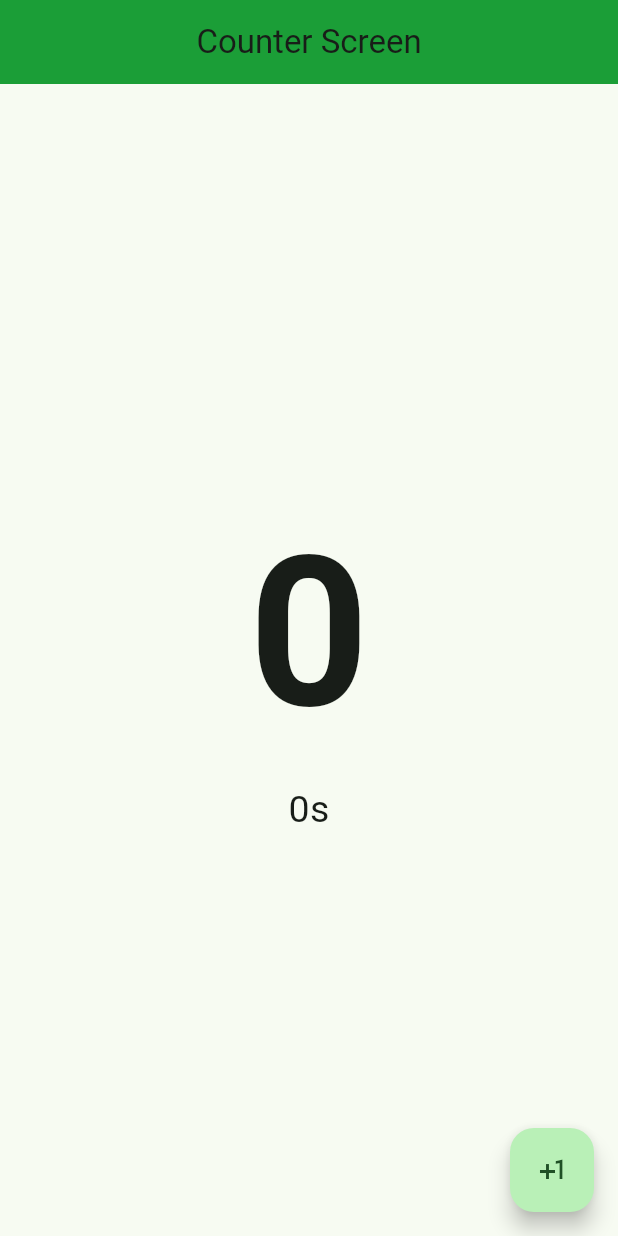
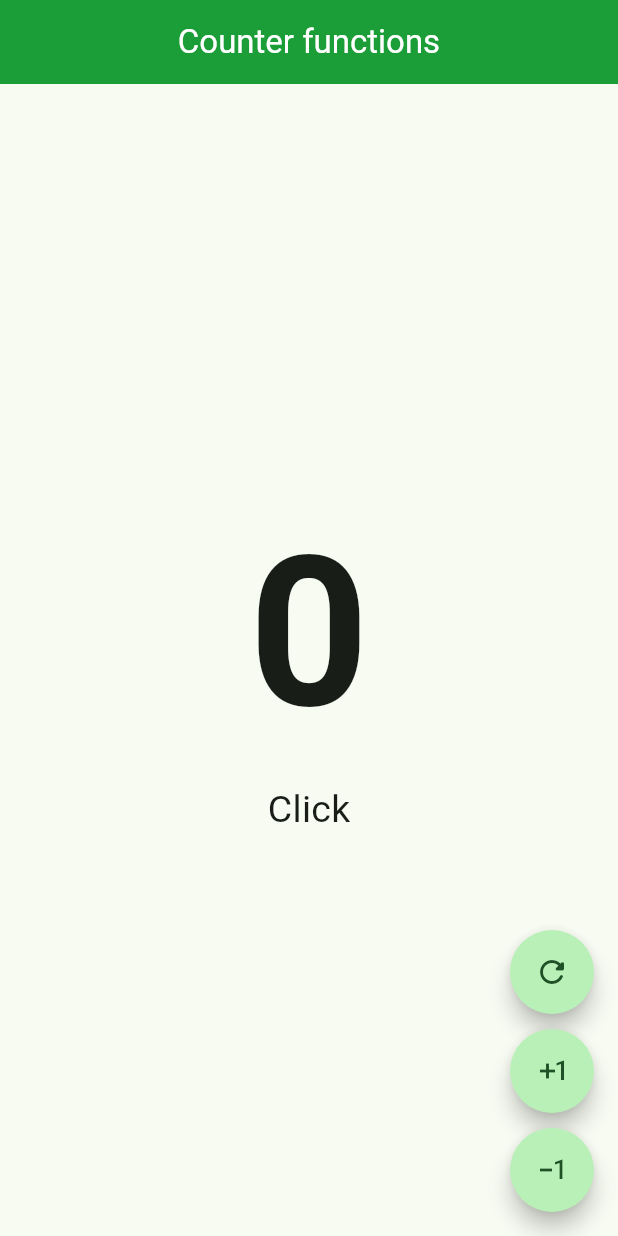
Before and after one commit to Cdev31/Counter-application-, a Flutter app: the screen it shows after launch, on a phone screen of 412 x 824 dp. Run offline on Flutter 3.47's test engine with Material 3 defaults, Android fonts, the phone set to English and light mode, and no system bars.

Commit message:
final version of practice about flutter counter, creation file counter function screen and use custom widgets

```diff
--- a/lib/main.dart
+++ b/lib/main.dart
@@ -1,5 +1,5 @@
 import 'package:flutter/material.dart';
-import 'package:hello_world/presentation/screens/counter/counter_screen.dart';
+import 'package:hello_world/presentation/screens/counter/counter_function_screen.dart';
 
 void main(){
   runApp(const MyApp());
@@ -17,6 +17,6 @@ class MyApp extends StatelessWidget {
         useMaterial3: true,
         colorSchemeSeed: const Color.fromARGB(255, 19, 87, 34)
       ),
-      home: const CounterScreen());
+      home: const CounterFunctionScreen());
   }
 }
--- /dev/null
+++ b/lib/presentation/screens/counter/counter_function_screen.dart
@@ -0,0 +1,93 @@
+import 'package:flutter/material.dart';
+
+
+class CounterFunctionScreen extends StatefulWidget {
+  const CounterFunctionScreen({super.key});
+
+  @override
+  State<CounterFunctionScreen> createState() => _CounterFunctionScreenState();
+}
+
+class _CounterFunctionScreenState extends State<CounterFunctionScreen> {
+
+  int counter = 0;
+
+  @override
+  Widget build(BuildContext context) {
+    return Scaffold(
+      appBar: AppBar(
+        title: const Center( child: Text("Counter functions", style: TextStyle( color: Colors.white),)),
+        backgroundColor: const Color.fromARGB(255, 27, 158, 55),
+      ),
+        body: Center(
+          child: Column(
+            mainAxisAlignment: MainAxisAlignment.center,
+            children:  [
+            Text('$counter',
+             style: const TextStyle( fontSize: 140, fontWeight: FontWeight.bold )),
+            Text('Click${ counter < 2 ? '': 's'}', style: const TextStyle( fontSize: 25))
+          ],),
+        ),
+        floatingActionButton: Column(
+          mainAxisAlignment: MainAxisAlignment.end,
+          children: [
+              CustomWidget(
+                icon: Icons.refresh_rounded,
+                onPressed: (){
+                  counter = 0;
+                  setState(() {
+
+                  });
+                },
+                ),
+
+              const SizedBox( height: 10),
+
+              CustomWidget(
+                icon: Icons.exposure_plus_1_outlined,
+                onPressed: (){
+                  counter++;
+                  setState(() {
+
+                  });
+                },
+                ),
+
+              const SizedBox( height: 10),
+
+              CustomWidget(
+                icon: Icons.exposure_minus_1_outlined,
+                onPressed: (){
+                  if (counter == 0) return ;
+                  counter--;
+                  setState(() {
+
+                  });
+                },
+              ),
+            ],
+        )
+      );
+  }
+}
+
+class CustomWidget extends StatelessWidget {
+
+  final IconData icon;
+  final VoidCallback? onPressed;
+
+  const CustomWidget({
+    super.key,
+    required this.onPressed,
+    required this.icon
+  });
+
+  @override
+  Widget build(BuildContext context) {
+    return FloatingActionButton(
+    shape: const StadiumBorder(),
+    onPressed: onPressed,
+    child: Icon( icon ),
+    );
+  }
+}
--- a/lib/presentation/screens/counter/counter_screen.dart
+++ b/lib/presentation/screens/counter/counter_screen.dart
@@ -25,7 +25,7 @@ class _CounterScreenState extends State<CounterScreen> {
             children:  [
             Text('$counter',
              style: const TextStyle( fontSize: 140, fontWeight: FontWeight.bold )),
-            Text('$counter${ counter == 1 ? '': 's'}', style: const TextStyle( fontSize: 25))
+            Text('Click${ counter < 2 ? '': 's'}', style: const TextStyle( fontSize: 25))
           ],),
         ),
         floatingActionButton: FloatingActionButton(
```
